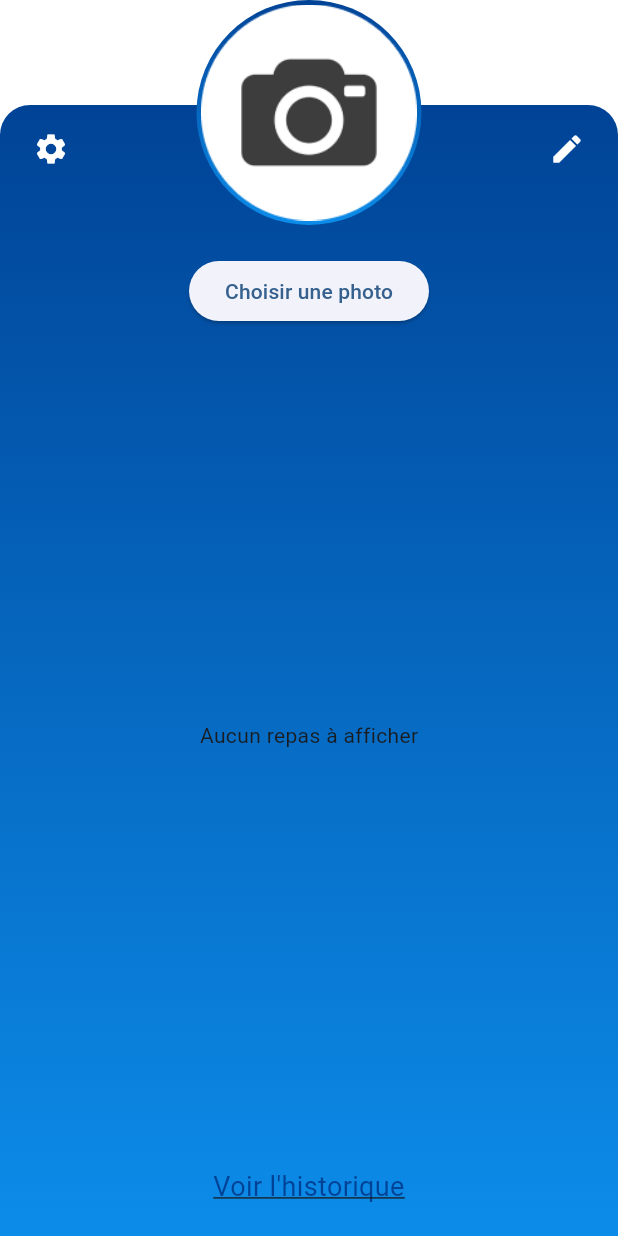
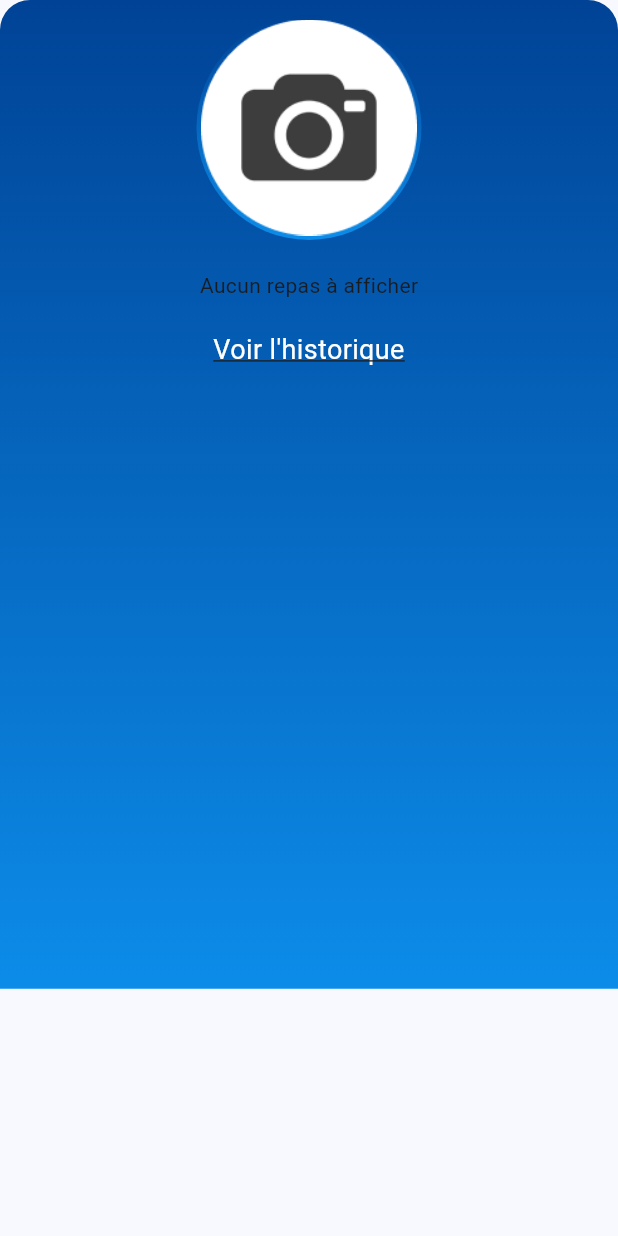
Before and after one commit to PaulDelamare/Diwe_front, a Flutter app: the RepasPage screen opened directly, on a phone screen of 412 x 824 dp. Run offline on Flutter 3.47's test engine with Material 3 defaults, Android fonts, the phone set to English and light mode, and no system bars; our stand-ins replace connectivity, file_picker, fl_chart, flutter_dotenv, flutter_secure_storage, image_picker and 1 more; accounts and stored records are empty.

Commit message:
Improve meals page

```diff
--- a/lib/repas/carrousel.dart
+++ b/lib/repas/carrousel.dart
@@ -56,7 +56,7 @@ class MealCarouselWidget extends StatelessWidget {
             ),
           ),
           SizedBox(
-            height: 100,
+            height: 70,
             child: totalWidth < MediaQuery.of(context).size.width
                 ? Row(
               mainAxisAlignment: MainAxisAlignment.center,
--- a/lib/repas/info_repas.dart
+++ b/lib/repas/info_repas.dart
@@ -10,6 +10,7 @@ class MealInfoWidget extends StatelessWidget {
   final int lipids;
   final int glucides;
   final int fibres;
+  final String name;
 
   const MealInfoWidget({
     Key? key,
@@ -19,6 +20,7 @@ class MealInfoWidget extends StatelessWidget {
     required this.lipids,
     required this.glucides,
     required this.fibres,
+    required this.name
   }) : super(key: key);
 
   @override
@@ -35,15 +37,16 @@ class MealInfoWidget extends StatelessWidget {
             Column(
               children: [
                 Text(
-                  'Dernier repas',
+                  name,
                   style: TextStyle(
                     color: Colors.white,
                     fontWeight: FontWeight.bold,
                   ),
                 ),
+                SizedBox(height: 10),
                 ClipRRect(
                   borderRadius: BorderRadius.circular(40.0), // Circular clip for image
-                  child: Image.network(mealImage, height: 120, width: 120, fit: BoxFit.cover,), // Make sure 'mealImage' is a valid URL
+                  child: Image.network(mealImage, height: 100, width: 100, fit: BoxFit.cover,), // Make sure 'mealImage' is a valid URL
                 ),
               ],
             ),
@@ -57,7 +60,7 @@ class MealInfoWidget extends StatelessWidget {
                     style: TextStyle(
                       color: Colors.white,
                       fontWeight: FontWeight.bold,
-                      fontSize: 24,
+                      fontSize: 22,
                     ),
                   ),
                   SizedBox(height: 8.0),
--- a/lib/repas/photorepas.dart
+++ b/lib/repas/photorepas.dart
@@ -102,11 +102,6 @@ class _PhotoRepasPageState  extends State<Photorepas> {
               ),
             ),
           ),
-          SizedBox(height: 20),
-          ElevatedButton(
-            onPressed: getImage,
-            child: Text('Choisir une photo'),
-          ),
         ],
       ),
     );
--- a/lib/repas/repas.dart
+++ b/lib/repas/repas.dart
@@ -49,28 +49,18 @@ class _RepasPageState extends State<RepasPage> {
     }
   }
 
-
-
   @override
   Widget build(BuildContext context) {
-    return Scaffold(
+    return  Scaffold(
       body: isLoading
           ? Center(child: CircularProgressIndicator())
-          : Stack(
+          : SingleChildScrollView(
+            child:Column(
               children: [
-          Positioned(
-            top: 0,
-            left: 0,
-            right: 0,
-            height: 100,
-            child: Container(color: Colors.white),
-          ),
-          Positioned(
-            top: 70,
-            left: 0,
-            right: 0,
-            bottom: 0,
-            child: Container(
+                Container(color: Colors.white),
+                Container(
+                  height: MediaQuery.of(context).size.height * 0.8,
+                  padding: EdgeInsets.symmetric(horizontal: 5),
                   decoration: BoxDecoration(
                     gradient: LinearGradient(
                       begin: Alignment.topCenter,
@@ -82,39 +72,14 @@ class _RepasPageState extends State<RepasPage> {
                       topRight: Radius.circular(20),
                     ),
                   ),
-            ),
-          ),
-          Positioned(
-            top: 75,
-            left: 10,
-            child: IconButton(
-              icon: Icon(Icons.settings, color: Colors.white),
-              onPressed: () {},
-            ),
-          ),
-          Positioned(
-            top: 0,
-            left: 0,
-            right: 0,
-            child: Center(
+                  child: Column(
+                    children: [
+                      SizedBox(height: 10),
+                      Center(
                       child: Photorepas(),
                     ),
-          ),
-          Positioned(
-            top: 75,
-            right: 10,
-            child: IconButton(
-              icon: Icon(Icons.mode_edit, color: Colors.white),
-              onPressed: () {
-                Navigator.pushNamed(context, '/edit');
-              },
-            ),
-          ),
-          Positioned(
-            top: 220,
-            left: 10,
-            right: 10,
-            child: meals.isNotEmpty
+                    SizedBox(height: 10),
+                    meals.isNotEmpty
                     ? MealInfoWidget(
                       mealImage: _baseUrl + meals.first.imagePath,
                       calories: meals.first.calories.toInt(),
@@ -122,21 +87,12 @@ class _RepasPageState extends State<RepasPage> {
                       lipids: meals.first.lipids,
                       glucides: meals.first.glucids,
                       fibres: meals.first.fibers,
-            )
-                : Container(), // Vous pouvez remplacer Container() par un widget de chargement ou un message d'erreur selon vos besoins.
-          ),
-          Positioned(
-            top: 480,
-            left: 10,
-            right: 10,
-            // Utilisez les données dynamiques pour le carousel
-            child: MealCarouselWidget(meals: meals),
-          ),
-          Positioned(
-            bottom: 20,
-            left: 0,
-            right: 0,
-            child : GestureDetector(
+                      name: meals.first.name
+                    ): Container(),
+                    SizedBox(height: 10),
+                    MealCarouselWidget(meals: meals),
+                    SizedBox(height: 20),
+                    GestureDetector(
                       onTap: () {
                         showDialog(
                           context: context,
@@ -159,16 +115,18 @@ class _RepasPageState extends State<RepasPage> {
                       child: Text(
                         'Voir l\'historique',
                         style: TextStyle(
-                  color: Color(0xFF004396),
+                          color: Color(0xFFFFFFff),
                           fontSize: 18,
                           decoration: TextDecoration.underline,
                         ),
                         textAlign: TextAlign.center,
                       ),
                     ),
+              ],)
             ),
           ],
         ),
+      )
     );
   }
 }
```
Lines whose indentation alone changed are shown as unchanged.
